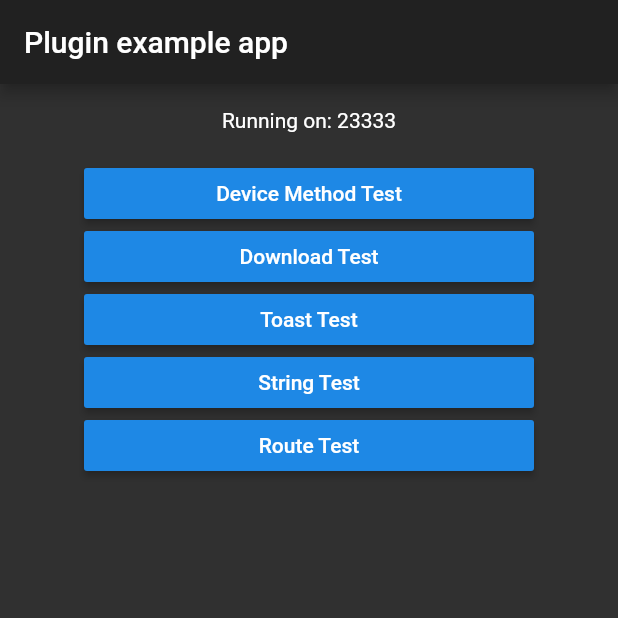
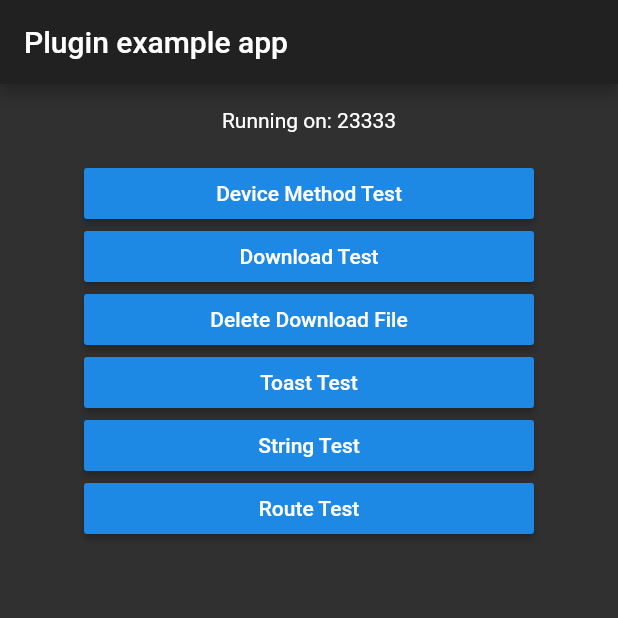
Before and after one commit to codemonarch/flutter_ktport, a Flutter app: the screen it shows after launch, after a tap on "Download Test", on a phone screen of 412 x 824 dp, the top half of it. Run offline on Flutter 3.47's test engine with Material 2 defaults, Android fonts, the phone set to English and light mode, and no system bars; network calls fail.

Commit message:
update: example

```diff
--- a/example/lib/main.dart
+++ b/example/lib/main.dart
@@ -45,21 +45,80 @@ class SizedButon extends SizedBox {
     );
 }
 
+class SizedProgress extends SizedBox {
+    SizedProgress({
+        Key key,
+        double width = 300.0,
+        double height = 16.0,
+        double value = 0.0
+    }): super(
+        key: key,
+        width: width,
+        height: height,
+        child: Container(
+            margin: EdgeInsets.only(bottom: 8.0),
+            child: LinearProgressIndicator(
+                value: value,
+            ),
+        )
+    );
+}
+
 class _HomePageState extends State<HomePage> {
 
-    Widget build(BuildContext context) => Scaffold(
-        appBar: AppBar(
-            title: Text('Plugin example app'),
-        ),
-        body: Center(
-            child: Column(
-                children: <Widget>[
+    File _imgFile;
+    bool _isDownloading = false;
+    double _progress = 0;
+
+    _HomePageState(): super() {
+        deviceFilePath((path) {
+            _imgFile = File("$path/sample.jpg");
+            print("imgFile => ${_imgFile.path}");
+        });
+    }
+
+    List<Widget> _makeWidgets() {
+        var ret = <Widget>[
             Container(
                 margin: EdgeInsets.fromLTRB(0, 16.0, 0, 8.0),
                 child: Text('Running on: 23333\n'),
             ),
+            SizedButon(
+                title: "Device Method Test",
+                onPressed: _testDeviceMethods,
+            ),
+            SizedButon(
+                title: "Download Test",
+                onPressed: _testDownload,
+            ),
+            SizedButon(
+                title: "Delete Download File",
+                onPressed: _testDeleteDownloadFile),
+            SizedButon(
+                title: 'Toast Test',
+                onPressed: _testToast,
+            ),
+            SizedButon(
+                title: 'String Test',
+                onPressed: _testString,
+            ),
+            SizedButon(
+                title: 'Route Test',
+                onPressed: _testRoute,
+            ),
+        ];
+        if (_isDownloading) {
+            ret.add(SizedProgress(
+                value: _progress,
+            ));
+        }
+        if (_imgFile != null && _imgFile.existsSync()) {
+            ret.add(Image.file(_imgFile, width: 300, height: 200, fit: BoxFit.fill,));
+        }
+        return ret;
+    }
 
-                    SizedButon(title: "Device Method Test", onPressed: () {
+    _testDeviceMethods() {
         platform((it) => print("platform => $it"));
         appVersionCode((it) => print("appVersionCode => $it"));
         appVersionName((it) => print("appVersionName => $it"));
@@ -78,36 +137,60 @@ class _HomePageState extends State<HomePage> {
         deviceExternalFilePath((path) => print("sdcard_file=> $path"));
         deviceExternalCachePath((path) => print("sdcard_cache=> $path"));
         deviceObbPath((path) => print("obb=> $path"));
-                    },),
+    }
+    _testDownload() {
+        var imageurl = "https://n1image.hjfile.cn/zhuanti/2019/07/08/bb6fa594eaa236b1a567a68cc0c3e1b0.jpg";
+        // var imageurl = 'https://n1image.hjfile.cn/hjclass/public/upload/201712/8697783b-253e-4e2a-aecb-bd1561c35667.jpg';
+        deviceFilePath((path) {
+            _imgFile = File("$path/sample.jpg");
+            download(imageurl, _imgFile.path, (state, position, filesize, error) => setState(() {
+                switch(state) {
+                    case DownloadState.Start:
+                        _isDownloading = true;
+                        _progress = 0;
+                        break;
+                    case DownloadState.Progress:
+                        _progress = (position / filesize);
+                        break;
+                    case DownloadState.Complete:
+                        _isDownloading = false;
+                        break;
+                    case DownloadState.Error:
+                        _isDownloading = false;
+                        break;
+                }
+            }));
+        });
+    }
 
-                    SizedButon(title: "Download Test", onPressed: (){
-                        var imageurl = 'https://n1image.hjfile.cn/hjclass/public/upload/201712/8697783b-253e-4e2a-aecb-bd1561c35667.jpg';
-                        deviceFilePath((path) {
-                            var savePath = "$path/${stringOf(imageurl).lastPathPart()}";
-                            print("download_path => $savePath");
-                            download(imageurl, savePath, (state, position, filesize, error) {
-                                if (state == DownloadState.Complete) {
-                                    print("download_completed => $savePath");
-                                    var f = File(savePath);
-                                    print("file_exists => ${f.existsSync()}");
+    _testDeleteDownloadFile() {
+        if (_imgFile.existsSync()) {
+            _imgFile.deleteSync();
+            setState(() {});
         }
-                            });
-                        });
-                    },),
-                    SizedButon(title: 'Toast Test', onPressed: () {
+    }
+
+    _testToast() {
         toast(context, "6666");
-                    },),
-                    SizedButon(title: 'String Test', onPressed: () {
+    }
+    _testString() {
         var str = stringOf("abcdefg");
         var enc = str.base64encode();
         var dec = enc.base64decode();
         print("encoded => $enc");
         print("decoded => $dec");
-                    },),
-                    SizedButon(title: 'Route Test', onPressed: () {
+    }
+    _testRoute() {
         route<String>("hello", { 'name': 'rarnu'}, (it) => print(it));
-                    },),
-                ],
+    }
+
+    Widget build(BuildContext context) => Scaffold(
+        appBar: AppBar(
+            title: Text('Plugin example app'),
+        ),
+        body: Center(
+            child: Column(
+                children: _makeWidgets()
             ),
         ),
     );
--- a/pubspec.yaml
+++ b/pubspec.yaml
@@ -1,6 +1,6 @@
 name: ktflutter
 description: A new flutter plugin project.
-version: 1.0.0
+version: 1.0.1
 author: rarnu <rarnu1985@gmail.com>
 homepage: https://github.com/codemonarch/flutter_ktport
 
```
Also changed, not shown: example/pubspec.lock. Lines whose indentation alone changed are shown as unchanged.
